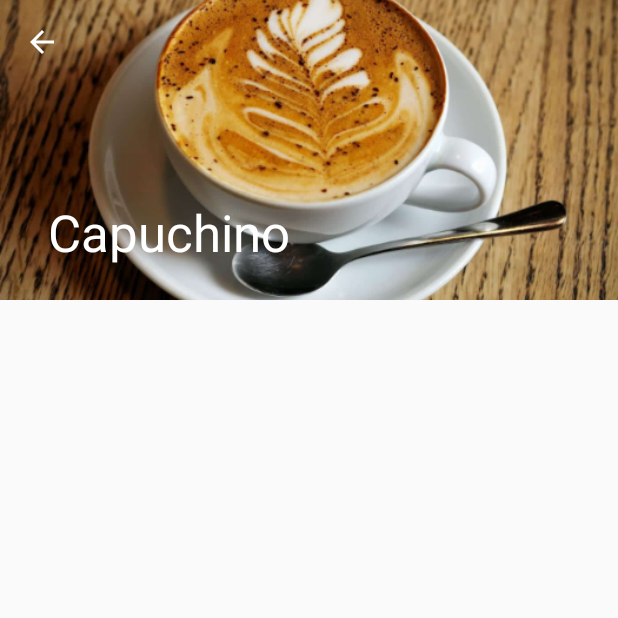
After one commit to ESAlbertoMejia/CrafterAppBetaVersion, an Android app: the CapuchinoActivity screen opened directly, with no data from a screen before it, on a phone screen of 412 x 824 dp, the top half of it. The commit adds this screen. Run offline under Robolectric (Android 15) with nearby library versions, the phone set to English and light mode, and no system bars.

Commit message:
Creacion de la actividad para el detalle del capuchino...

```diff
--- a/app/src/main/AndroidManifest.xml
+++ b/app/src/main/AndroidManifest.xml
@@ -11,6 +11,7 @@
         <activity
             android:name=".MainActivity"
             android:label="@string/app_name"
+            android:screenOrientation="portrait"
             android:theme="@style/AppTheme.NoActionBar">
             <intent-filter>
                 <action android:name="android.intent.action.MAIN" />
@@ -18,6 +19,11 @@
                 <category android:name="android.intent.category.LAUNCHER" />
             </intent-filter>
         </activity>
+        <activity
+            android:name=".CapuchinoActivity"
+            android:theme="@style/AppTheme.NoActionBar"
+            android:screenOrientation="portrait"
+            android:parentActivityName=".MainActivity"/>
     </application>
 
 </manifest>
--- /dev/null
+++ b/app/src/main/java/com/esamdevelopers/gamej/crafterapp/CapuchinoActivity.java
@@ -0,0 +1,20 @@
+package com.esamdevelopers.gamej.crafterapp;
+
+import android.support.v7.app.AppCompatActivity;
+import android.os.Bundle;
+import android.support.v7.widget.Toolbar;
+
+@SuppressWarnings("ALL")
+public class CapuchinoActivity extends AppCompatActivity {
+
+    @Override
+    protected void onCreate(Bundle savedInstanceState) {
+        super.onCreate(savedInstanceState);
+        setContentView(R.layout.activity_capuchino);
+        Toolbar toolbar = (Toolbar) findViewById(R.id.toolbar);
+        if (toolbar != null)
+            toolbar.setTitle(getString(R.string.title_tb_capuchino));
+        setSupportActionBar(toolbar);
+        getSupportActionBar().setDisplayHomeAsUpEnabled(true);
+    }
+}
--- /dev/null
+++ b/app/src/main/res/layout/activity_capuchino.xml
@@ -0,0 +1,44 @@
+<?xml version="1.0" encoding="utf-8"?>
+<android.support.design.widget.CoordinatorLayout xmlns:android="http://schemas.android.com/apk/res/android"
+    xmlns:app="http://schemas.android.com/apk/res-auto"
+    xmlns:tools="http://schemas.android.com/tools"
+    android:id="@+id/activity_capuchino"
+    android:layout_width="match_parent"
+    android:layout_height="match_parent"
+    android:fitsSystemWindows="true"
+    tools:context="com.esamdevelopers.gamej.crafterapp.CapuchinoActivity">
+
+    <android.support.design.widget.AppBarLayout
+        android:layout_width="match_parent"
+        android:layout_height="200dp"
+        android:theme="@style/AppTheme.AppBarOverlay"
+        app:elevation="@dimen/default_elevation">
+
+        <android.support.design.widget.CollapsingToolbarLayout
+            android:layout_width="match_parent"
+            android:layout_height="match_parent"
+            app:layout_scrollFlags="scroll|exitUntilCollapsed"
+            app:contentScrim="?attr/colorPrimary">
+
+            <ImageView
+                android:id="@+id/capuchino_collapsing"
+                android:layout_width="match_parent"
+                android:layout_height="200dp"
+                android:src="@drawable/capuchino"
+                android:scaleType="centerCrop"
+                app:layout_collapseMode="parallax"
+                android:contentDescription="@string/app_name"/>
+
+            <android.support.v7.widget.Toolbar
+                android:id="@+id/toolbar"
+                android:layout_width="match_parent"
+                android:layout_height="?attr/actionBarSize"
+                app:popupTheme="@style/AppTheme.PopupOverlay"/>
+
+        </android.support.design.widget.CollapsingToolbarLayout>
+
+    </android.support.design.widget.AppBarLayout>
+
+    <include layout="@layout/content_capuchino" />
+
+</android.support.design.widget.CoordinatorLayout>
--- /dev/null
+++ b/app/src/main/res/layout/content_capuchino.xml
@@ -0,0 +1,12 @@
+<?xml version="1.0" encoding="utf-8"?>
+<LinearLayout xmlns:android="http://schemas.android.com/apk/res/android"
+    xmlns:app="http://schemas.android.com/apk/res-auto"
+    xmlns:tools="http://schemas.android.com/tools"
+    android:orientation="vertical"
+    android:layout_width="match_parent"
+    android:layout_height="match_parent"
+    app:layout_behavior="@string/appbar_scrolling_view_behavior"
+    tools:context=".CapuchinoActivity"
+    tools:showIn="@layout/activity_capuchino">
+
+</LinearLayout>
--- a/app/src/main/res/values/dimens.xml
+++ b/app/src/main/res/values/dimens.xml
@@ -11,4 +11,5 @@
     <dimen name="general_padding">5dp</dimen>
     <dimen name="general_margin">16dp</dimen>
     <dimen name="card_view_margin">8dp</dimen>
+    <dimen name="default_elevation">5dp</dimen>
 </resources>
--- a/app/src/main/res/values/strings.xml
+++ b/app/src/main/res/values/strings.xml
@@ -13,6 +13,5 @@
     <string name="title_nav_news">Noticias</string>
     <string name="user_name">User Name</string>
 
-    <!-- TODO: Remove or change this placeholder text -->
-    <string name="hello_blank_fragment">Hello blank fragment</string>
+    <string name="title_tb_capuchino">Capuchino</string>
 </resources>
```
